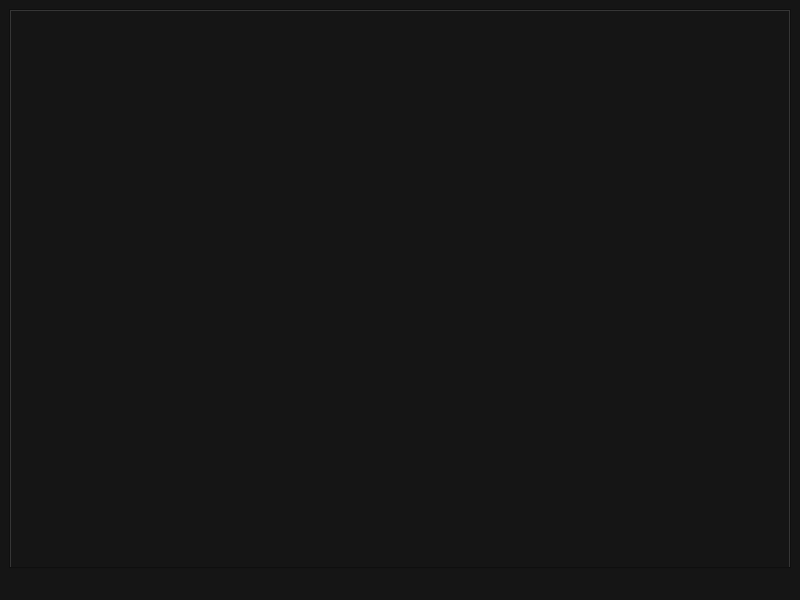
Old version of the form MainWindow.ui in the repository Travh98/nance.
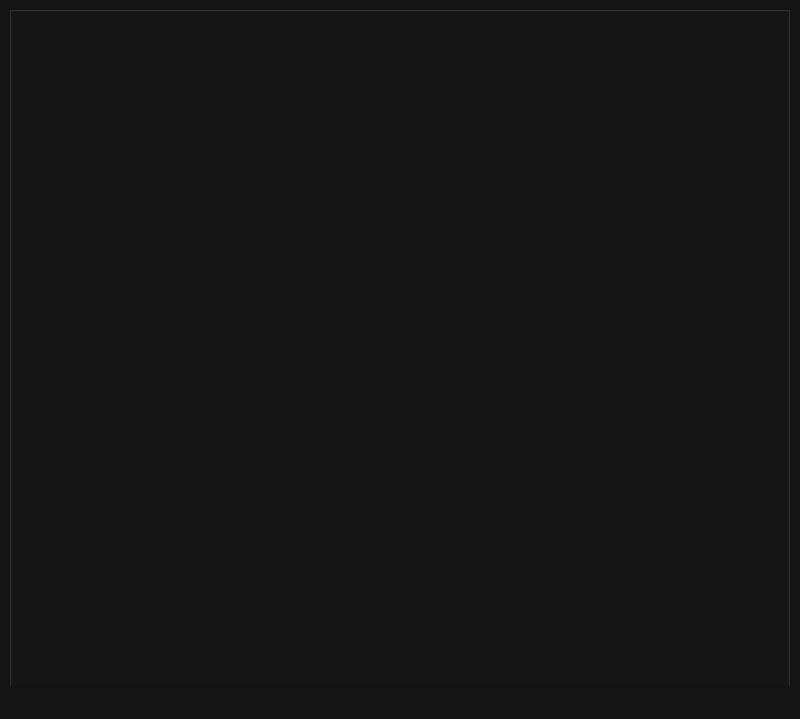
New version of the form.

What changed in the file:
```diff
--- a/MainWindow.ui
+++ b/MainWindow.ui
@@ -7,7 +7,7 @@
     <x>0</x>
     <y>0</y>
     <width>800</width>
-    <height>600</height>
+    <height>719</height>
    </rect>
   </property>
   <property name="windowTitle">
```
